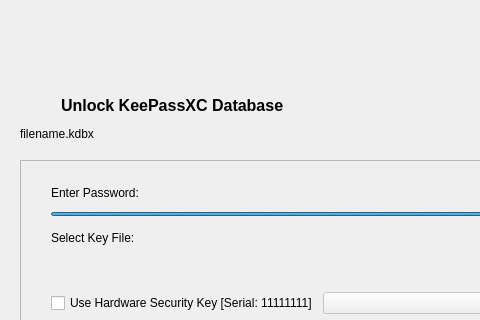
The window that src/gui/DatabaseOpenWidget.ui (OpenVireo/openvireo) describes before a commit, drawn with Qt 5; both pictures show x 0 to 480 and y 0 to 320 of the 745 by 544 pixel window.
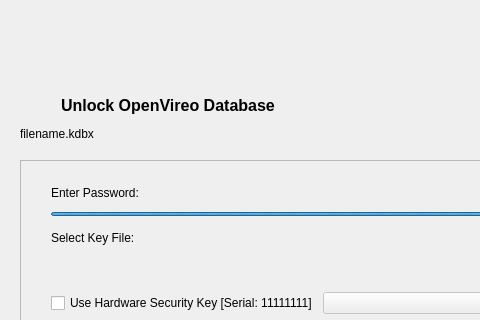
The same window after the commit. Custom widgets are drawn as their Qt base class.

Commit message: Show OpenVireo in user-visible strings and translations

Diff of the .ui file:
```diff
--- a/src/gui/DatabaseOpenWidget.ui
+++ b/src/gui/DatabaseOpenWidget.ui
@@ -88,7 +88,7 @@
              </font>
             </property>
             <property name="text">
-             <string>Unlock KeePassXC Database</string>
+             <string>Unlock OpenVireo Database</string>
             </property>
            </widget>
           </item>
```
Left out of the diff: 2 changed lines with no effect on the pictures. The commit also changes 125 other files.
